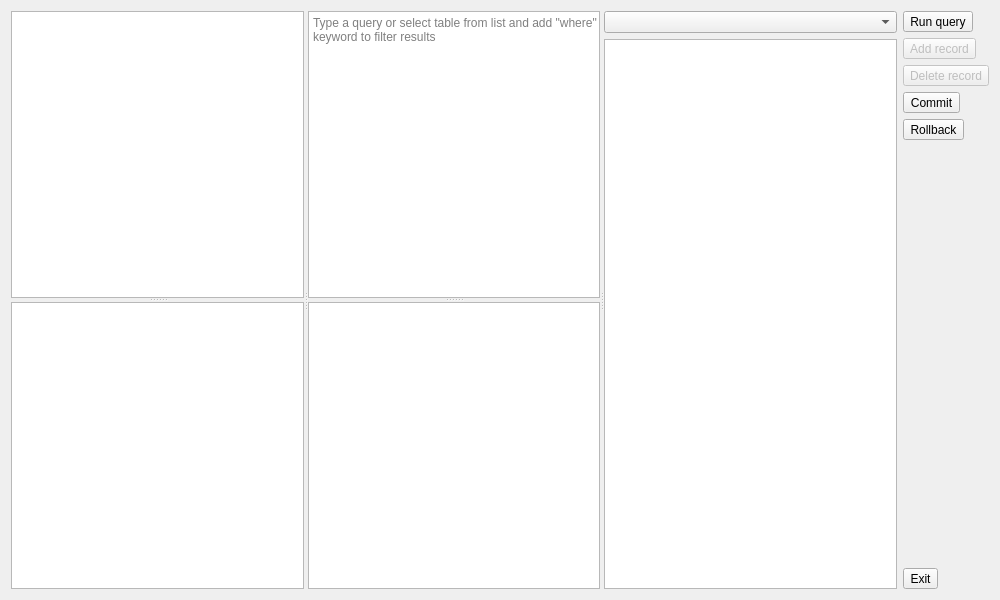
This is sqleditordialog.ui in Kuszki/K-Indexer as Qt 5 draws it before an edit. The edited form follows.
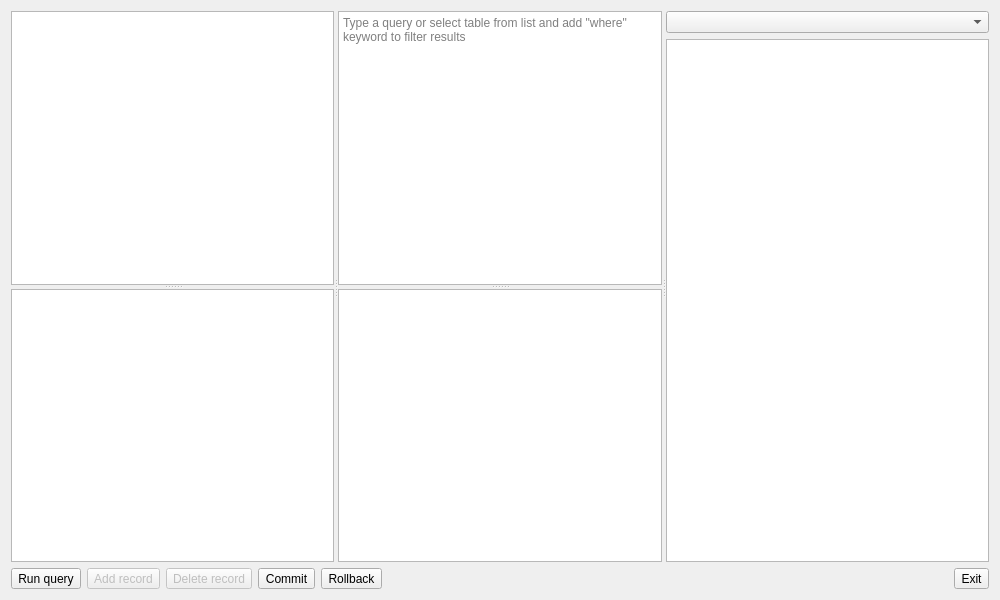
This is the edited form. Icons and pictures are not drawn.

The edit to the form file:
```diff
--- a/sqleditordialog.ui
+++ b/sqleditordialog.ui
@@ -18,7 +18,7 @@
     <normaloff>.</normaloff>.</iconset>
   </property>
   <layout class="QGridLayout" name="gridLayout">
-   <item row="0" column="0" rowspan="7">
+   <item row="0" column="0" colspan="7">
     <widget class="QSplitter" name="splitter">
      <property name="orientation">
       <enum>Qt::Horizontal</enum>
@@ -96,7 +96,7 @@
      </widget>
     </widget>
    </item>
-   <item row="0" column="1">
+   <item row="1" column="0">
     <widget class="QToolButton" name="runButton">
      <property name="text">
       <string>Run query</string>
@@ -121,7 +121,7 @@
      </property>
     </widget>
    </item>
-   <item row="2" column="1">
+   <item row="1" column="2">
     <widget class="QToolButton" name="delButton">
      <property name="enabled">
       <bool>false</bool>
@@ -135,7 +135,7 @@
      </property>
     </widget>
    </item>
-   <item row="3" column="1">
+   <item row="1" column="3">
     <widget class="QToolButton" name="saveButton">
      <property name="text">
       <string>Commit</string>
@@ -146,7 +146,7 @@
      </property>
     </widget>
    </item>
-   <item row="4" column="1">
+   <item row="1" column="4">
     <widget class="QToolButton" name="undoButton">
      <property name="text">
       <string>Rollback</string>
@@ -157,20 +157,10 @@
      </property>
     </widget>
    </item>
-   <item row="5" column="1">
-    <spacer name="verticalSpacer">
-     <property name="orientation">
-      <enum>Qt::Vertical</enum>
-     </property>
-     <property name="sizeHint" stdset="0">
-      <size>
-       <width>20</width>
-       <height>337</height>
-      </size>
-     </property>
-    </spacer>
+   <item row="1" column="5">
+    <widget class="QLabel" name="helperLabel"/>
    </item>
-   <item row="6" column="1">
+   <item row="1" column="6">
     <widget class="QToolButton" name="exitButton">
      <property name="text">
       <string>Exit</string>
```
Left out of the diff: 2 changed lines with no effect on the pictures.
